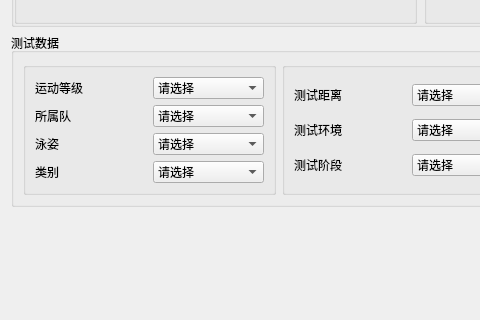
This is FormData/AddRecord.ui in ciss-guozpeing/SwimmingReload as Qt 5 draws it before an edit; both pictures show x 0 to 480 and y 133 to 453 of the 818 by 453 pixel window. The edited form follows.
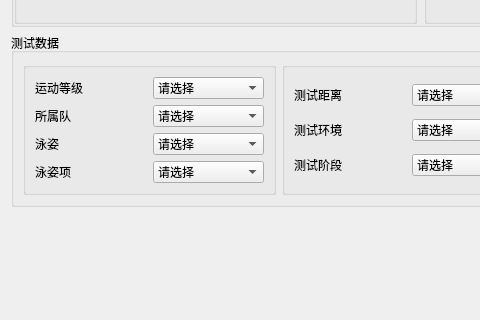
This is the edited form.

The edit to the form file:
```diff
--- a/FormData/AddRecord.ui
+++ b/FormData/AddRecord.ui
@@ -266,7 +266,7 @@
          <item row="3" column="0">
           <widget class="QLabel" name="typelabel_2">
            <property name="text">
-            <string>类别</string>
+            <string>泳姿项</string>
            </property>
           </widget>
          </item>
```
